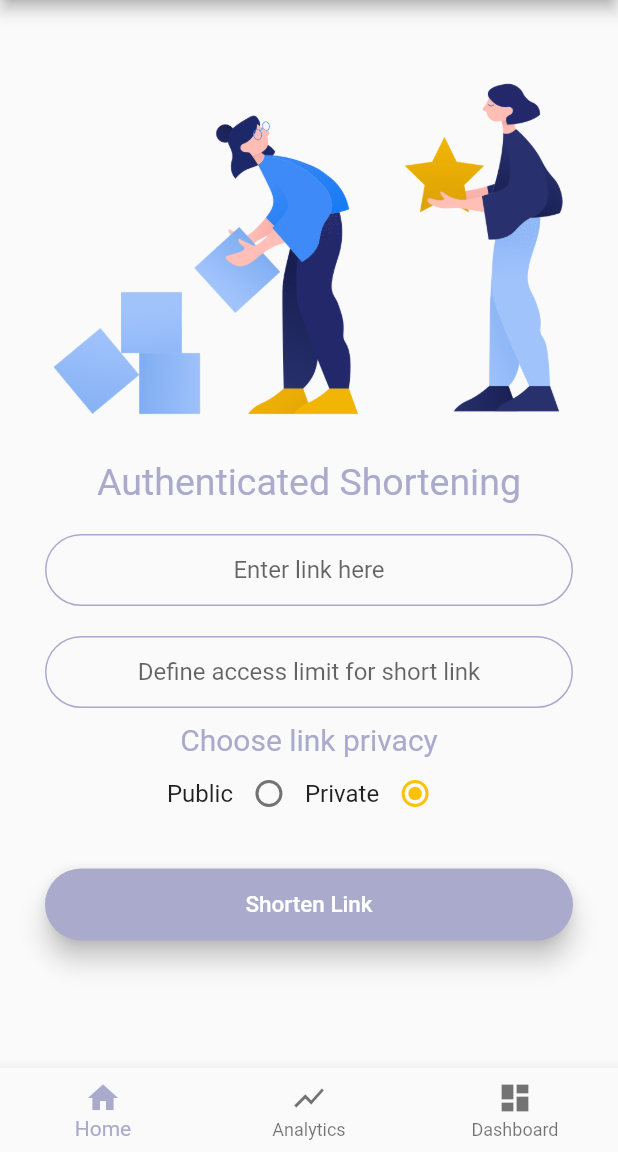
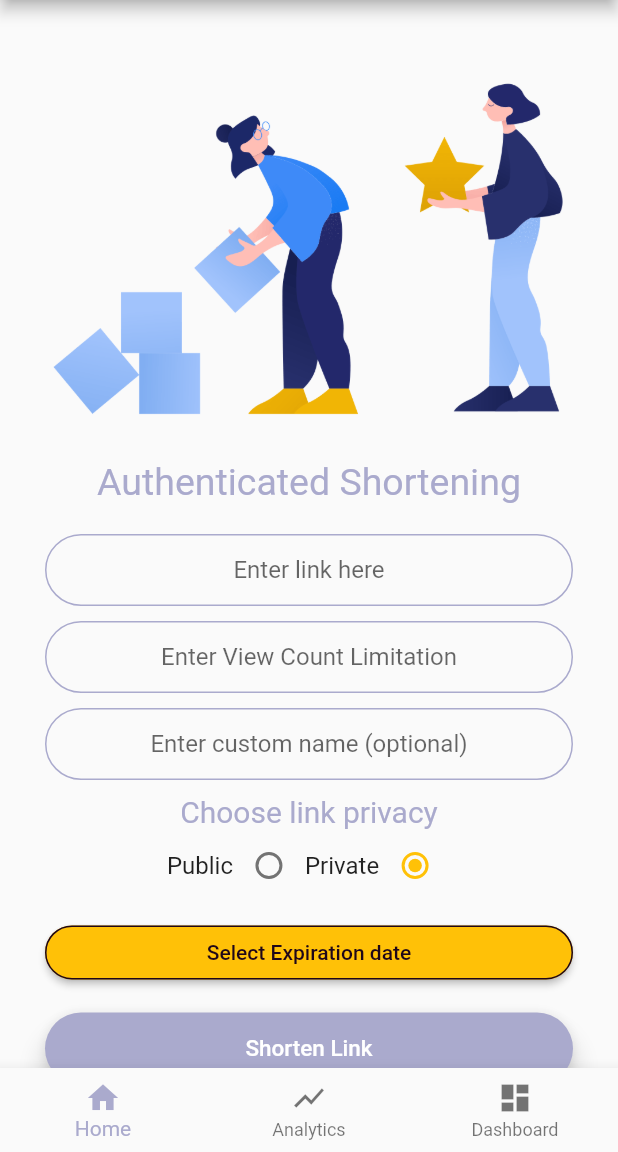
Before and after one commit to hygertai/kisa.co, a Flutter app: the AuthShortScreen screen opened by its route, on a phone screen of 412 x 824 dp, the part 84-1236 px from its top. Run offline on Flutter 3.47's test engine with Material 2 defaults, Android fonts, the phone set to English and light mode, and no system bars; our stand-ins replace modal_progress_hud; missing offline and left inert: flutter_beautiful_popup.

Commit message:
added date picker

```diff
--- a/kisa_co/lib/screens/authShort_screen.dart
+++ b/kisa_co/lib/screens/authShort_screen.dart
@@ -19,6 +19,36 @@ class AuthShortScreen extends StatefulWidget {
 
 class _AuthShortScreenState extends State<AuthShortScreen> {
   PrivacyChoice _choice = PrivacyChoice.private;
+  DateTime selectedDate = DateTime.now();
+
+  Future<Null> _selectDate(BuildContext context) async {
+    final DateTime picked = await showDatePicker(
+        context: context,
+        initialDate: selectedDate,
+        firstDate: DateTime(2015, 8),
+        lastDate: DateTime(2101));
+
+    if (picked != null && picked != selectedDate)
+      setState(() {
+        selectedDate = picked;
+      });
+  }
+
+  Future<DateTime> _getDate() {
+    return showDatePicker(
+      context: context,
+      initialDate: DateTime.now(),
+      firstDate: DateTime(2015, 8),
+      lastDate: DateTime(2101),
+      builder: (BuildContext context, Widget child) {
+        return Theme(
+          data: ThemeData.light(),
+          child: child,
+        );
+      },
+    );
+  }
+
   @override
   Widget build(BuildContext context) {
     return Scaffold(
@@ -69,6 +99,13 @@ class _AuthShortScreenState extends State<AuthShortScreen> {
                     SizedBox(
                       height: 10.0,
                     ),
+                    TextField(
+                      keyboardType: TextInputType.emailAddress,
+                      textAlign: TextAlign.center,
+                      onChanged: (value) {},
+                      decoration: kTextFieldDecorationLog.copyWith(
+                          hintText: 'Enter View Count Limitation'),
+                    ),
                     SizedBox(
                       height: 10.0,
                     ),
@@ -77,7 +114,7 @@ class _AuthShortScreenState extends State<AuthShortScreen> {
                       textAlign: TextAlign.center,
                       onChanged: (value) {},
                       decoration: kTextFieldDecorationLog.copyWith(
-                          hintText: 'Define access limit for short link'),
+                          hintText: 'Enter custom name (optional)'),
                     ),
                     SizedBox(
                       height: 10.0,
@@ -108,7 +145,7 @@ class _AuthShortScreenState extends State<AuthShortScreen> {
                         ),
                         Text(
                           'Private',
-                          style: new TextStyle(fontSize: 16.0),
+                          style: TextStyle(fontSize: 16.0),
                         ),
                         Radio(
                           value: PrivacyChoice.private,
@@ -124,6 +161,17 @@ class _AuthShortScreenState extends State<AuthShortScreen> {
                     ),
                     SizedBox(
                       height: 10.0,
+                    ),
+                    RaisedButton(
+                      color: Colors.amber,
+                      shape: new RoundedRectangleBorder(
+                          borderRadius: new BorderRadius.circular(18.0),
+                          side: BorderSide(color: kDarkestPurpleColor)),
+                      onPressed: () => _selectDate(context),
+                      child: Text(
+                        'Select Expiration date',
+                        style: TextStyle(color: kDarkestPurpleColor),
+                      ),
                     ),
                     RoundedButton(
                       title: 'Shorten Link',
```
